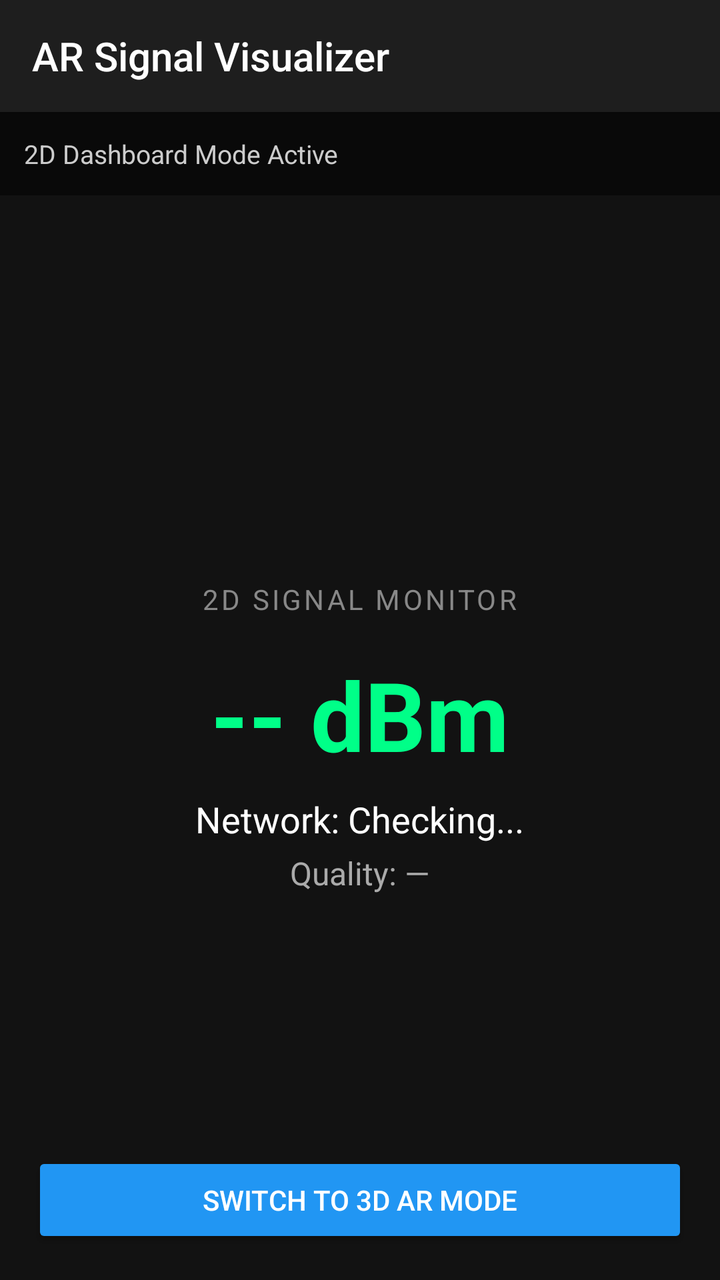
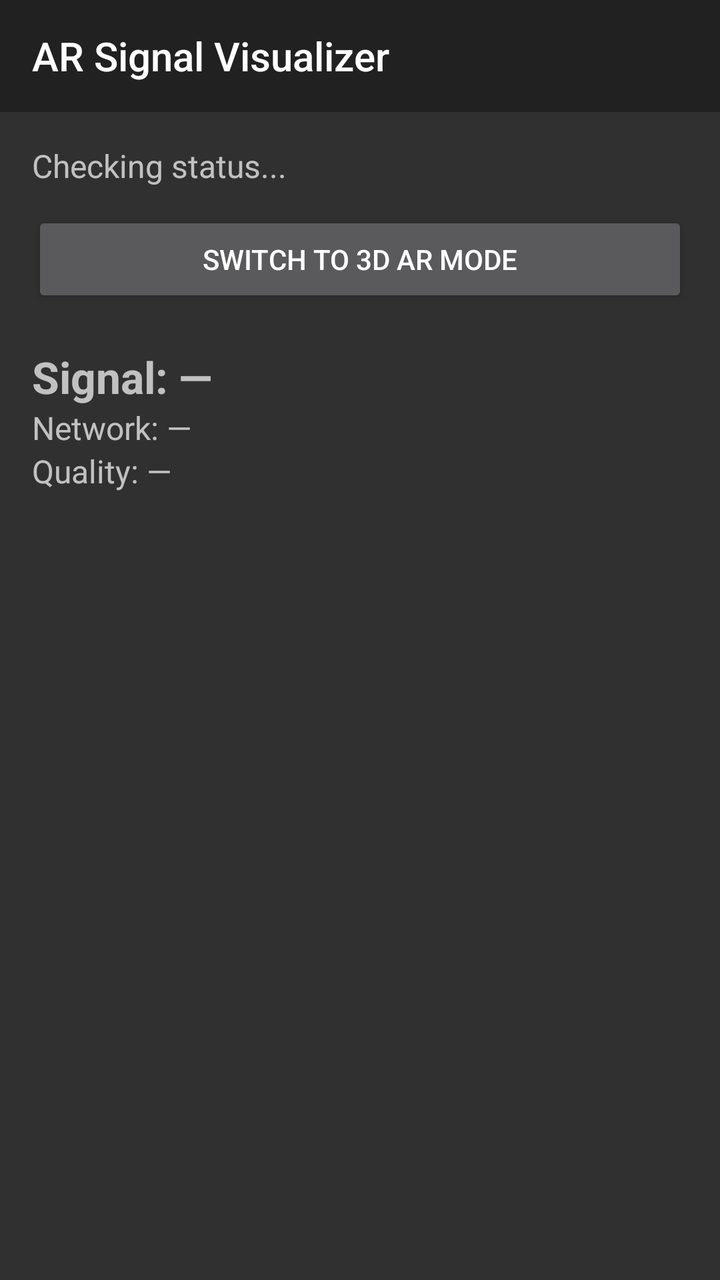

Two renders of the same Android screen: before a commit and after it. Below are the layout's source before the change and the commit's diff.
<!-- AndroidManifest.xml: application theme Theme.AppCompat.NoActionBar -->
<!-- res/layout/activity_main.xml -->
<?xml version="1.0" encoding="utf-8"?>
<RelativeLayout xmlns:android="http://schemas.android.com/apk/res/android"
    xmlns:app="http://schemas.android.com/apk/res-auto"
    android:layout_width="match_parent"
    android:layout_height="match_parent"
    android:background="#121212">

    
    <androidx.appcompat.widget.Toolbar
        android:id="@+id/toolbar"
        android:layout_width="match_parent"
        android:layout_height="?attr/actionBarSize"
        android:layout_alignParentTop="true"
        android:background="#1E1E1E"
        android:elevation="4dp"
        app:title="AR Signal Visualizer"
        app:titleTextColor="#FFFFFF" />

    
    <LinearLayout
        android:id="@+id/headerLayout"
        android:layout_width="match_parent"
        android:layout_height="wrap_content"
        android:layout_below="@id/toolbar"
        android:background="#80000000"
        android:orientation="vertical"
        android:padding="12dp">

        <TextView
            android:id="@+id/statusText"
            android:layout_width="wrap_content"
            android:layout_height="wrap_content"
            android:text="2D Dashboard Mode Active"
            android:textColor="#CCCCCC"
            android:textSize="13sp" />
    </LinearLayout>

    
    <FrameLayout
        android:id="@+id/arContainer"
        android:layout_width="match_parent"
        android:layout_height="match_parent"
        android:layout_below="@id/headerLayout"
        android:visibility="gone" />

    
    <LinearLayout
        android:id="@+id/container2D"
        android:layout_width="match_parent"
        android:layout_height="match_parent"
        android:layout_below="@id/headerLayout"
        android:gravity="center"
        android:orientation="vertical"
        android:padding="24dp"
        android:visibility="visible">

        <TextView
            android:layout_width="wrap_content"
            android:layout_height="wrap_content"
            android:letterSpacing="0.1"
            android:text="2D SIGNAL MONITOR"
            android:textColor="#888888"
            android:textSize="14sp" />

        <TextView
            android:id="@+id/signalText2D"
            android:layout_width="wrap_content"
            android:layout_height="wrap_content"
            android:layout_marginTop="16dp"
            android:text="-- dBm"
            android:textColor="#00FF88"
            android:textSize="48sp"
            android:textStyle="bold" />

        <TextView
            android:id="@+id/networkText2D"
            android:layout_width="wrap_content"
            android:layout_height="wrap_content"
            android:layout_marginTop="8dp"
            android:text="Network: Checking..."
            android:textColor="#FFFFFF"
            android:textSize="18sp" />

        <TextView
            android:id="@+id/qualityText2D"
            android:layout_width="wrap_content"
            android:layout_height="wrap_content"
            android:layout_marginTop="4dp"
            android:text="Quality: —"
            android:textColor="#AAAAAA"
            android:textSize="16sp" />

    </LinearLayout>

    
    <LinearLayout
        android:id="@+id/arOverlayCard"
        android:layout_width="match_parent"
        android:layout_height="wrap_content"
        android:layout_above="@id/modeSwitchButton"
        android:layout_margin="16dp"
        android:background="#CC1E1E1E"
        android:orientation="vertical"
        android:padding="16dp"
        android:visibility="gone">

        <TextView
            android:id="@+id/signalText"
            android:layout_width="wrap_content"
            android:layout_height="wrap_content"
            android:text="-- dBm"
            android:textColor="#00FF88"
            android:textSize="36sp"
            android:textStyle="bold" />

        <TextView
            android:id="@+id/networkText"
            android:layout_width="wrap_content"
            android:layout_height="wrap_content"
            android:text="Network: --"
            android:textColor="#FFFFFF"
            android:textSize="16sp" />

        <TextView
            android:id="@+id/qualityText"
            android:layout_width="wrap_content"
            android:layout_height="wrap_content"
            android:text="Quality: --"
            android:textColor="#AAAAAA"
            android:textSize="14sp" />
    </LinearLayout>

    
    <Button
        android:id="@+id/modeSwitchButton"
        android:layout_width="match_parent"
        android:layout_height="wrap_content"
        android:layout_alignParentBottom="true"
        android:layout_margin="16dp"
        android:backgroundTint="#2196F3"
        android:text="SWITCH TO 3D AR MODE"
        android:textColor="#FFFFFF" />

    
    <Button
        android:id="@+id/permissionButton"
        android:layout_width="wrap_content"
        android:layout_height="wrap_content"
        android:layout_centerInParent="true"
        android:text="Grant Permissions"
        android:visibility="gone" />

</RelativeLayout>
<!-- resources referenced by this layout -->
<resources>

</resources>

<!-- the commit's change to res/layout/activity_main.xml (unified diff, before → after) -->
@@ -1,153 +1,116 @@
 <?xml version="1.0" encoding="utf-8"?>
-<RelativeLayout xmlns:android="http://schemas.android.com/apk/res/android"
+<LinearLayout xmlns:android="http://schemas.android.com/apk/res/android"
     xmlns:app="http://schemas.android.com/apk/res-auto"
     android:layout_width="match_parent"
     android:layout_height="match_parent"
-    android:background="#121212">
+    android:orientation="vertical">
 
-    
     <androidx.appcompat.widget.Toolbar
         android:id="@+id/toolbar"
         android:layout_width="match_parent"
         android:layout_height="?attr/actionBarSize"
-        android:layout_alignParentTop="true"
-        android:background="#1E1E1E"
-        android:elevation="4dp"
+        android:background="?attr/colorPrimary"
         app:title="AR Signal Visualizer"
-        app:titleTextColor="#FFFFFF" />
+        app:titleTextColor="@android:color/white" />
 
-    
     <LinearLayout
-        android:id="@+id/headerLayout"
         android:layout_width="match_parent"
-        android:layout_height="wrap_content"
-        android:layout_below="@id/toolbar"
-        android:background="#80000000"
+        android:layout_height="match_parent"
         android:orientation="vertical"
-        android:padding="12dp">
+        android:padding="16dp">
 
         <TextView
             android:id="@+id/statusText"
             android:layout_width="wrap_content"
             android:layout_height="wrap_content"
-            android:text="2D Dashboard Mode Active"
-            android:textColor="#CCCCCC"
-            android:textSize="13sp" />
-    </LinearLayout>
+            android:text="Checking status..."
+            android:textSize="16sp" />
 
-    
-    <FrameLayout
-        android:id="@+id/arContainer"
-        android:layout_width="match_parent"
-        android:layout_height="match_parent"
-        android:layout_below="@id/headerLayout"
-        android:visibility="gone" />
-
-    
-    <LinearLayout
-        android:id="@+id/container2D"
-        android:layout_width="match_parent"
-        android:layout_height="match_parent"
-        android:layout_below="@id/headerLayout"
-        android:gravity="center"
-        android:orientation="vertical"
-        android:padding="24dp"
-        android:visibility="visible">
-
-        <TextView
+        <Button
+            android:id="@+id/permissionButton"
             android:layout_width="wrap_content"
             android:layout_height="wrap_content"
-            android:letterSpacing="0.1"
-            android:text="2D SIGNAL MONITOR"
-            android:textColor="#888888"
-            android:textSize="14sp" />
+            android:text="Grant Permissions"
+            android:visibility="gone" />
 
-        <TextView
-            android:id="@+id/signalText2D"
-            android:layout_width="wrap_content"
+        <Button
+            android:id="@+id/modeSwitchButton"
+            android:layout_width="match_parent"
             android:layout_height="wrap_content"
+            android:layout_marginTop="12dp"
+            android:text="SWITCH TO 3D AR MODE" />
+
+        
+        <LinearLayout
+            android:id="@+id/container2D"
+            android:layout_width="match_parent"
+            android:layout_height="wrap_content"
+            android:layout_marginTop="20dp"
+            android:orientation="vertical">
+
+            <TextView
+                android:id="@+id/signalText2D"
+                android:layout_width="wrap_content"
+                android:layout_height="wrap_content"
+                android:text="Signal: —"
+                android:textSize="22sp"
+                android:textStyle="bold" />
+
+            <TextView
+                android:id="@+id/networkText2D"
+                android:layout_width="wrap_content"
+                android:layout_height="wrap_content"
+                android:text="Network: —"
+                android:textSize="16sp" />
+
+            <TextView
+                android:id="@+id/qualityText2D"
+                android:layout_width="wrap_content"
+                android:layout_height="wrap_content"
+                android:text="Quality: —"
+                android:textSize="16sp" />
+        </LinearLayout>
+
+        
+        <FrameLayout
+            android:id="@+id/arContainer"
+            android:layout_width="match_parent"
+            android:layout_height="0dp"
+            android:layout_weight="1"
             android:layout_marginTop="16dp"
-            android:text="-- dBm"
-            android:textColor="#00FF88"
-            android:textSize="48sp"
-            android:textStyle="bold" />
+            android:visibility="gone">
 
-        <TextView
-            android:id="@+id/networkText2D"
-            android:layout_width="wrap_content"
-            android:layout_height="wrap_content"
-            android:layout_marginTop="8dp"
-            android:text="Network: Checking..."
-            android:textColor="#FFFFFF"
-            android:textSize="18sp" />
+            <LinearLayout
+                android:id="@+id/arOverlayCard"
+                android:layout_width="wrap_content"
+                android:layout_height="wrap_content"
+                android:layout_gravity="bottom|center_horizontal"
+                android:layout_margin="16dp"
+                android:background="#80000000"
+                android:orientation="vertical"
+                android:padding="12dp">
 
-        <TextView
-            android:id="@+id/qualityText2D"
-            android:layout_width="wrap_content"
-            android:layout_height="wrap_content"
-            android:layout_marginTop="4dp"
-            android:text="Quality: —"
-            android:textColor="#AAAAAA"
-            android:textSize="16sp" />
+                <TextView
+                    android:id="@+id/signalText"
+                    android:layout_width="wrap_content"
+                    android:layout_height="wrap_content"
+                    android:textColor="@android:color/white"
+                    android:textSize="18sp"
+                    android:textStyle="bold" />
+
+                <TextView
+                    android:id="@+id/networkText"
+                    android:layout_width="wrap_content"
+                    android:layout_height="wrap_content"
+                    android:textColor="@android:color/white" />
+
+                <TextView
+                    android:id="@+id/qualityText"
+                    android:layout_width="wrap_content"
+                    android:layout_height="wrap_content"
+                    android:textColor="@android:color/white" />
+            </LinearLayout>
+        </FrameLayout>
 
     </LinearLayout>
-
-    
-    <LinearLayout
-        android:id="@+id/arOverlayCard"
-        android:layout_width="match_parent"
-        android:layout_height="wrap_content"
-        android:layout_above="@id/modeSwitchButton"
-        android:layout_margin="16dp"
-        android:background="#CC1E1E1E"
-        android:orientation="vertical"
-        android:padding="16dp"
-        android:visibility="gone">
-
-        <TextView
-            android:id="@+id/signalText"
-            android:layout_width="wrap_content"
-            android:layout_height="wrap_content"
-            android:text="-- dBm"
-            android:textColor="#00FF88"
-            android:textSize="36sp"
-            android:textStyle="bold" />
-
-        <TextView
-            android:id="@+id/networkText"
-            android:layout_width="wrap_content"
-            android:layout_height="wrap_content"
-            android:text="Network: --"
-            android:textColor="#FFFFFF"
-            android:textSize="16sp" />
-
-        <TextView
-            android:id="@+id/qualityText"
-            android:layout_width="wrap_content"
-            android:layout_height="wrap_content"
-            android:text="Quality: --"
-            android:textColor="#AAAAAA"
-            android:textSize="14sp" />
-    </LinearLayout>
-
-    
-    <Button
-        android:id="@+id/modeSwitchButton"
-        android:layout_width="match_parent"
-        android:layout_height="wrap_content"
-        android:layout_alignParentBottom="true"
-        android:layout_margin="16dp"
-        android:backgroundTint="#2196F3"
-        android:text="SWITCH TO 3D AR MODE"
-        android:textColor="#FFFFFF" />
-
-    
-    <Button
-        android:id="@+id/permissionButton"
-        android:layout_width="wrap_content"
-        android:layout_height="wrap_content"
-        android:layout_centerInParent="true"
-        android:text="Grant Permissions"
-        android:visibility="gone" />
-
-</RelativeLayout>
+</LinearLayout>
